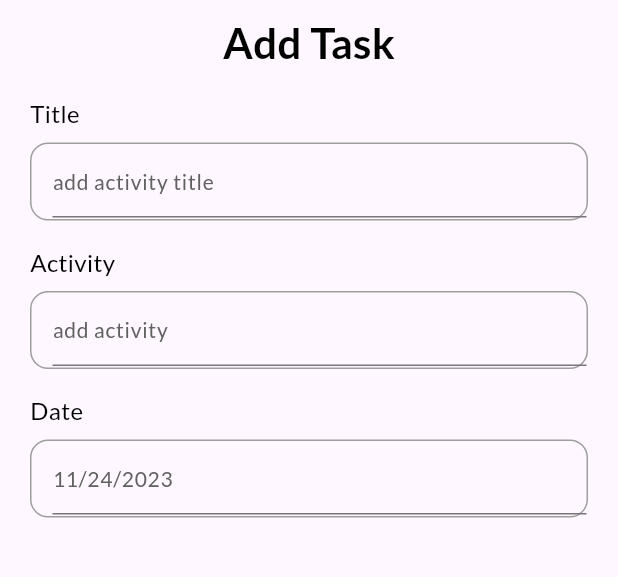
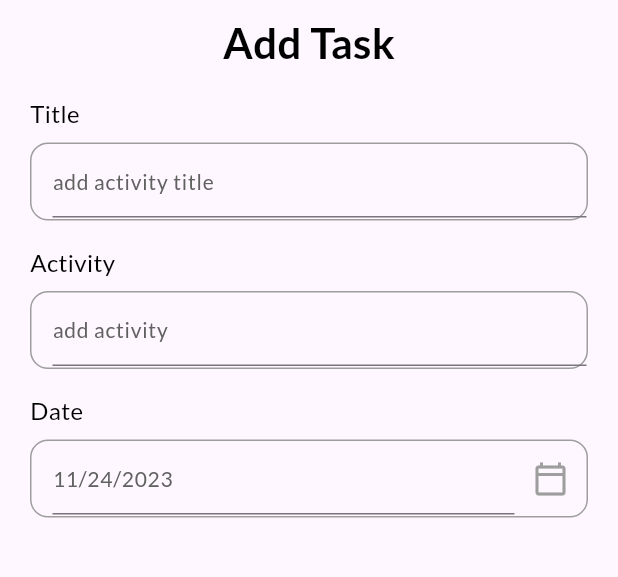
Before and after one commit to bed-phy-52-19/androidstudioflutter, a Flutter app: the AddTaskBar screen opened directly, on a phone screen of 412 x 824 dp, the part 72-649 px from its top. Run offline on Flutter 3.47's test engine with Material 3 defaults, Android fonts, the phone set to English and light mode, and no system bars; our stand-ins replace date_picker_timeline, flutter_local_notifications, get, get_storage, google_fonts, timezone; accounts and stored records are empty.

Commit message:
calender added

```diff
--- a/lib/ui/add_task_bar.dart
+++ b/lib/ui/add_task_bar.dart
@@ -13,23 +13,34 @@ class AddTaskBar extends StatefulWidget {
 
 class _AddTaskBarState extends State<AddTaskBar> {
   DateTime _selectedDate = DateTime.now();
+
   @override
   Widget build(BuildContext context) {
     return Scaffold(
-      backgroundColor: context.theme.backgroundColor ,
+      backgroundColor: context.theme.backgroundColor,
       appBar: _AppBar(context),
       body: Container(
-        padding: const EdgeInsets.only(left:  20, right:  20 ),
+        padding: const EdgeInsets.only(left: 20, right: 20),
         child: SingleChildScrollView(
           child: Column(
             children: [
-             Text(
-               "Add Task",
-               style: heeadingStyle,
-             ),
-              InputField(title: "Title", hint:"add activity title" ,),
-              InputField(title: "Activity", hint:"add activity" ,),
-              InputField(title: "Date", hint: DateFormat.yMd().format(_selectedDate) ,)
+              Text(
+                "Add Task",
+                style: heeadingStyle,
+              ),
+              InputField(title: "Title", hint: "add activity title",),
+              InputField(title: "Activity", hint: "add activity",),
+              InputField(
+                title: "Date", hint: DateFormat.yMd().format(_selectedDate),
+                widget: IconButton(
+                  icon: Icon(
+                    Icons.calendar_today_outlined, color: Colors.grey,),
+                  onPressed: () {
+                    _getDateFromUser();
+                  },
+
+                ),
+              )
             ],
           ),
         ),
@@ -37,15 +48,14 @@ class _AddTaskBarState extends State<AddTaskBar> {
     );
   }
 
-  _AppBar(BuildContext context){
+  _AppBar(BuildContext context) {
     return AppBar(
       leading: GestureDetector(
-        onTap: (){
-         Get.back();
-
+        onTap: () {
+          Get.back();
         },
         child: Icon(Icons.arrow_back_ios, size: 30,
-          color: Get.isDarkMode ? Colors.white:Colors.black,
+          color: Get.isDarkMode ? Colors.white : Colors.black,
         ),
       ),
       actions: [
@@ -57,4 +67,21 @@ class _AddTaskBarState extends State<AddTaskBar> {
       ],
     );
   }
+
+  _getDateFromUser() async {
+    DateTime? _pickerDate = await showDatePicker(
+        context: context,
+        initialDate: DateTime.now(),
+        firstDate: DateTime(2021),
+        lastDate: DateTime(2024)
+    );
+    if(_pickerDate!=null){
+      setState(() {
+        _selectedDate = _pickerDate;
+      });
+
+    }else{
+
+    }
+  }
 }
--- a/lib/ui/widgets/input_field.dart
+++ b/lib/ui/widgets/input_field.dart
@@ -38,7 +38,8 @@ class InputField extends StatelessWidget {
             ),
             child: Row(
               children: [
-                Expanded(child: TextFormField(
+                Expanded(
+                    child: TextFormField(
                   readOnly: widget==null?false:true,
                 autofocus: false,
                   cursorColor: Get.isDarkMode?Colors.grey[100]:Colors.grey[700],
@@ -54,7 +55,8 @@ class InputField extends StatelessWidget {
                     )
                   ),
                 )
-                )
+                ),
+                widget == null?Container():Container(child: widget,)
               ],
             ),
           )
```
